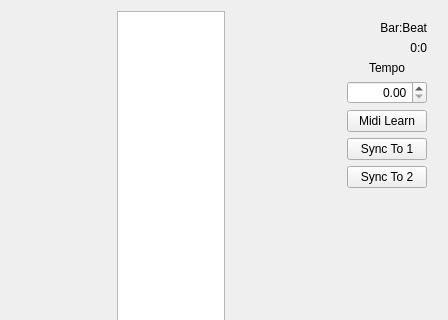
The window that app/mixerpanelview.ui (x37v/datajockey) describes before a commit, drawn with Qt 5; both pictures show x 0 to 448 and y 0 to 320 of the 448 by 621 pixel window.
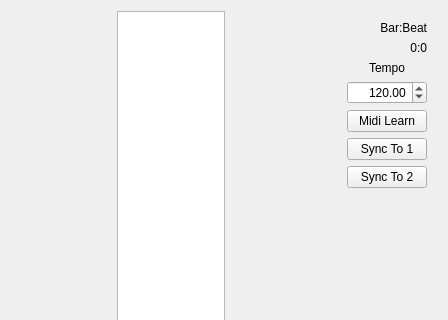
The same window after the commit. Custom widgets are drawn as their Qt base class.

```diff
--- a/app/mixerpanelview.ui
+++ b/app/mixerpanelview.ui
@@ -101,6 +101,18 @@
          <property name="alignment">
           <set>Qt::AlignRight|Qt::AlignTrailing|Qt::AlignVCenter</set>
          </property>
+         <property name="minimum">
+          <double>10.000000000000000</double>
+         </property>
+         <property name="maximum">
+          <double>300.000000000000000</double>
+         </property>
+         <property name="singleStep">
+          <double>0.500000000000000</double>
+         </property>
+         <property name="value">
+          <double>120.000000000000000</double>
+         </property>
         </widget>
        </item>
        <item>
```
